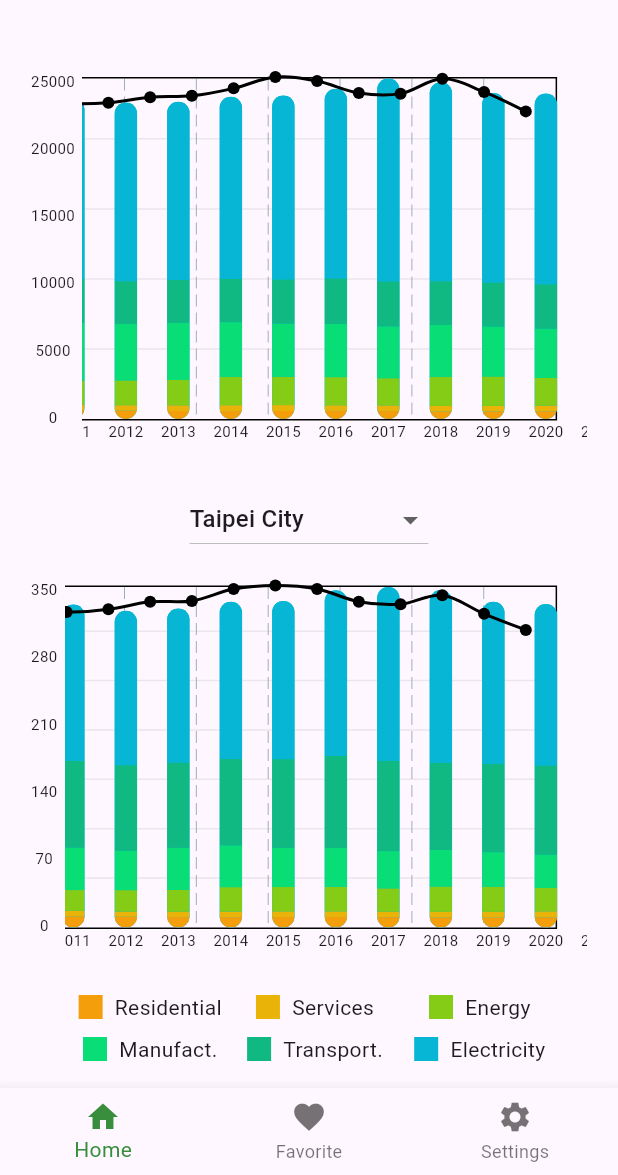
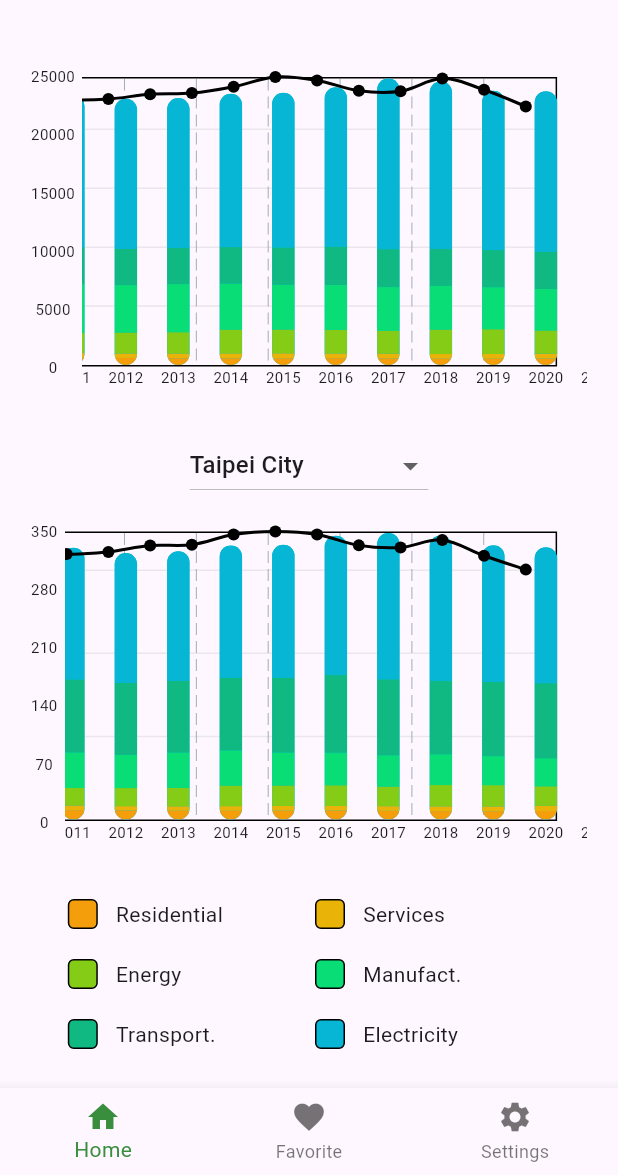
Before and after one commit to HowHaoChih/Carbon_APP_Fonted, a Flutter app: the screen it shows after launch, on a phone screen of 412 x 824 dp, the part 61-1236 px from its top. Run offline on Flutter 3.47's test engine with Material 3 defaults, Android fonts, the phone set to English and light mode, and no system bars; drawn by our look-alikes of fl_chart; our stand-ins replace flutter_map, hive, hive_flutter, latlong2; accounts and stored records are empty; generated files the repository leaves out were written again.

Commit message:
Trying to fix six color blocks alignment problem but fail.

```diff
--- a/lib/widgets/department_legend.dart
+++ b/lib/widgets/department_legend.dart
@@ -1,6 +1,7 @@
 import 'package:flutter/material.dart';
 import '../utils/department_utils.dart';
 import '../l10n/l10n.dart';
+
 
 class DepartmentLegend extends StatelessWidget {
   final List<String> departmentList;
@@ -12,18 +13,35 @@ class DepartmentLegend extends StatelessWidget {
 
   @override
   Widget build(BuildContext context) {
+    final isDarkMode = Theme.of(context).brightness == Brightness.dark;
+
+    // 根據螢幕寬度動態計算每行顯示的項目數
+    final double screenWidth = MediaQuery.of(context).size.width;
+    final int itemsPerRow = (screenWidth ~/ 180).clamp(1, departmentList.length); // 每個項目約占 180 像素
+
+    // 生成顏色塊和文字的 legend item
     final List<Widget> legendItems = departmentList.map((departmentKey) {
-      final color = DepartmentUtils.getDepartmentColor(departmentKey, isDarkMode: Theme.of(context).brightness == Brightness.dark,);
+      final color = DepartmentUtils.getDepartmentColor(departmentKey, isDarkMode: isDarkMode);
       final departmentName = DepartmentUtils.getDepartmentName(context, departmentKey);
-      return Row(
-        mainAxisAlignment: MainAxisAlignment.center, // 內容置中
+
+      return Padding(
+        padding: const EdgeInsets.symmetric(vertical: 4), // 每個項目上下間距
+        child: Row(
+          mainAxisSize: MainAxisSize.min,
           children: [
             Container(
-            width: 16,
-            height: 16,
+              width: 20,
+              height: 20,
+              decoration: BoxDecoration(
                 color: color,
+                borderRadius: BorderRadius.circular(4), // 圓角設計
+                border: Border.all(
+                  color: isDarkMode ? Colors.white : Colors.black,
+                  width: 1, // 顏色塊邊框
                 ),
-          const SizedBox(width: 8),
+              ),
+            ),
+            const SizedBox(width: 12), // 顏色塊與文字之間的間距
             Flexible(
               child: Text(
                 departmentName,
@@ -32,54 +50,38 @@ class DepartmentLegend extends StatelessWidget {
               ),
             ),
           ],
+        ),
       );
     }).toList();
 
-    // 計算每列最多項目數量
-    final double screenWidth = MediaQuery.of(context).size.width;
-    final int itemsPerRow = screenWidth ~/ 150; // 每個項目大約佔 150 像素的寬度
-
-    // 將項目分組
-    List<List<Widget>> rows = [];
+    // 將 legend items 分組成多行
+    List<Row> rows = [];
     for (int i = 0; i < legendItems.length; i += itemsPerRow) {
-      rows.add(legendItems.sublist(
+      rows.add(
+        Row(
+          mainAxisAlignment: MainAxisAlignment.start, // 整行靠左對齊
+          children: legendItems.sublist(
             i,
-        i + itemsPerRow > legendItems.length ? legendItems.length : i + itemsPerRow,
-      ));
-    }
-
-    return Column(
-      mainAxisAlignment: MainAxisAlignment.center, // 整體置中
-      crossAxisAlignment: CrossAxisAlignment.center,
-      children: [
-        Row(
-          mainAxisAlignment: MainAxisAlignment.center, // 第一排置中
-          crossAxisAlignment: CrossAxisAlignment.start,
-          children: legendItems
-              .sublist(0, 3)
-              .map((item) => Expanded(
+            (i + itemsPerRow > legendItems.length) ? legendItems.length : i + itemsPerRow,
+          ).map((item) => Expanded(
                 child: Align(
-                      alignment: Alignment.centerLeft, // 顏色部分對齊左側
+                  alignment: Alignment.centerLeft, // 每項目靠左對齊
                   child: item,
                 ),
               ))
           .toList(),
         ),
-        const SizedBox(height: 8),
-        Row(
-          mainAxisAlignment: MainAxisAlignment.center, // 第二排置中
-          crossAxisAlignment: CrossAxisAlignment.start,
-          children: legendItems
-              .sublist(3)
-              .map((item) => Expanded(
-                    child: Align(
-                      alignment: Alignment.centerLeft, // 顏色部分對齊左側
-                      child: item,
-                    ),
-                  ))
-              .toList(),
-        ),
-      ],
+      );
+    }
+
+    return Column(
+      crossAxisAlignment: CrossAxisAlignment.start, // 整體靠左對齊
+      children: rows.map((row) {
+        return Padding(
+          padding: const EdgeInsets.symmetric(vertical: 6), // 每行之間的間距
+          child: row,
+        );
+      }).toList(),
     );
   }
 }
```
Lines whose indentation alone changed are shown as unchanged.
